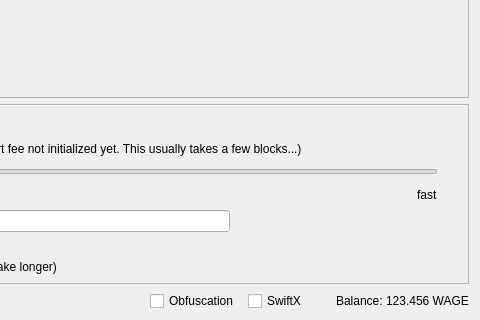
Old version of the form src/qt/forms/sendcoinsdialog.ui in the repository digiwage/testwage; both pictures show x 370 to 850 and y 290 to 610 of the 850 by 610 pixel window.
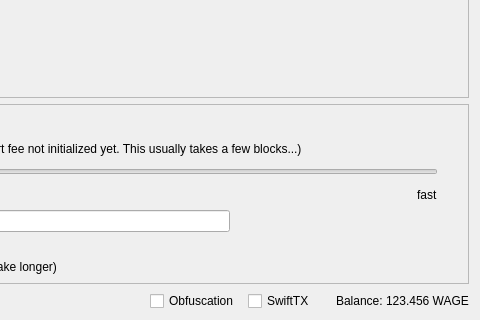
New version of the form. Icons and pictures are not drawn. Custom widgets are drawn as their Qt base class.

Diff of the .ui file:
```diff
--- a/src/qt/forms/sendcoinsdialog.ui
+++ b/src/qt/forms/sendcoinsdialog.ui
@@ -1412,7 +1412,7 @@
           </size>
          </property>
          <property name="text">
-          <string>SwiftX</string>
+          <string>SwiftTX</string>
          </property>
         </widget>
        </item>
```
Left out of the diff: 4 changed lines with no effect on the pictures.
